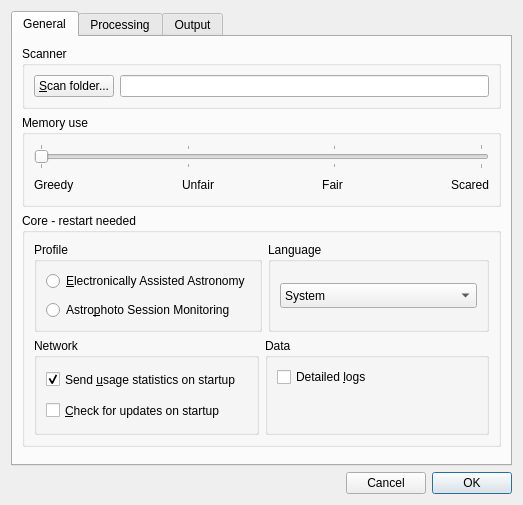
Old version of the form src/als/ui/prefs_ui.ui in the repository deufrai/als.
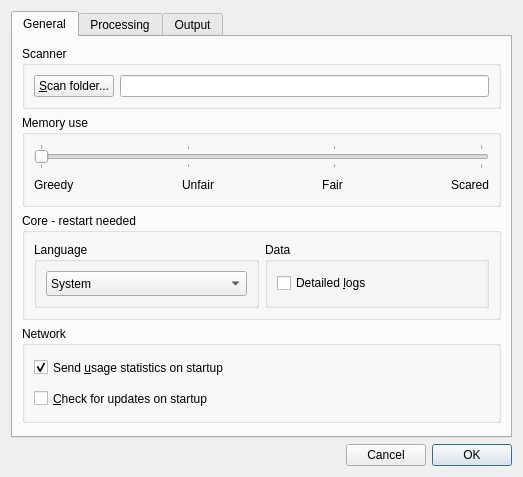
New version of the form. The open tabs and pages were chosen to show the change.

Commit message: move profiles settings to main controls

The edit to the form file:
```diff
--- a/src/als/ui/prefs_ui.ui
+++ b/src/als/ui/prefs_ui.ui
@@ -7,7 +7,7 @@
     <x>0</x>
     <y>0</y>
     <width>523</width>
-    <height>505</height>
+    <height>477</height>
    </rect>
   </property>
   <property name="minimumSize">
@@ -38,7 +38,7 @@
       <attribute name="title">
        <string>General</string>
       </attribute>
-      <layout class="QVBoxLayout" name="verticalLayout_15">
+      <layout class="QVBoxLayout" name="verticalLayout_9">
        <item>
         <widget class="QGroupBox" name="scannerBox">
          <property name="title">
@@ -190,35 +190,7 @@
          </property>
          <layout class="QVBoxLayout" name="verticalLayout_11">
           <item>
-           <layout class="QHBoxLayout" name="horizontalLayout_6">
-            <item>
-             <widget class="QGroupBox" name="grp_profile">
-              <property name="title">
-               <string>Profile</string>
-              </property>
-              <layout class="QVBoxLayout" name="verticalLayout_9">
-               <property name="spacing">
-                <number>9</number>
-               </property>
-               <item>
-                <widget class="QRadioButton" name="rd_visual_profile">
-                 <property name="text">
-                  <string>&amp;Electronically Assisted Astronomy</string>
-                 </property>
-                </widget>
-               </item>
-               <item>
-                <widget class="QRadioButton" name="rd_photo_profile">
-                 <property name="text">
-                  <string>Astro&amp;photo Session Monitoring</string>
-                 </property>
-                </widget>
-               </item>
-              </layout>
-              <zorder>rd_photo_profile</zorder>
-              <zorder>rd_visual_profile</zorder>
-             </widget>
-            </item>
+           <layout class="QHBoxLayout" name="horizontalLayout_2">
             <item>
              <widget class="QGroupBox" name="groupBox_7">
               <property name="title">
@@ -258,16 +230,36 @@
               </layout>
              </widget>
             </item>
-           </layout>
-          </item>
-          <item>
-           <layout class="QHBoxLayout" name="horizontalLayout_11">
+            <item>
+             <widget class="QGroupBox" name="groupBox_12">
+              <property name="title">
+               <string>Data</string>
+              </property>
+              <layout class="QVBoxLayout" name="verticalLayout_5">
+               <item>
+                <widget class="QCheckBox" name="chk_debug_logs">
+                 <property name="layoutDirection">
+                  <enum>Qt::LeftToRight</enum>
+                 </property>
+                 <property name="text">
+                  <string>Detailed &amp;logs</string>
+                 </property>
+                </widget>
+               </item>
+              </layout>
+             </widget>
+            </item>
+           </layout>
+          </item>
+         </layout>
+        </widget>
+       </item>
             <item>
              <widget class="QGroupBox" name="groupBox_8">
               <property name="title">
                <string>Network</string>
               </property>
-              <layout class="QVBoxLayout" name="verticalLayout_5">
+         <layout class="QVBoxLayout" name="verticalLayout_7">
                <item>
                 <widget class="QCheckBox" name="chk_stats">
                  <property name="minimumSize">
@@ -301,43 +293,6 @@
              </widget>
             </item>
             <item>
-             <widget class="QGroupBox" name="groupBox_12">
-              <property name="title">
-               <string>Data</string>
-              </property>
-              <layout class="QVBoxLayout" name="verticalLayout_7">
-               <item>
-                <widget class="QCheckBox" name="chk_debug_logs">
-                 <property name="layoutDirection">
-                  <enum>Qt::LeftToRight</enum>
-                 </property>
-                 <property name="text">
-                  <string>Detailed &amp;logs</string>
-                 </property>
-                </widget>
-               </item>
-               <item>
-                <spacer name="verticalSpacer_4">
-                 <property name="orientation">
-                  <enum>Qt::Vertical</enum>
-                 </property>
-                 <property name="sizeHint" stdset="0">
-                  <size>
-                   <width>20</width>
-                   <height>40</height>
-                  </size>
-                 </property>
-                </spacer>
-               </item>
-              </layout>
-             </widget>
-            </item>
-           </layout>
-          </item>
-         </layout>
-        </widget>
-       </item>
-       <item>
         <spacer name="verticalSpacer_3">
          <property name="orientation">
           <enum>Qt::Vertical</enum>
```
Left out of the diff: 6 changed lines with no effect on the pictures. Lines whose indentation alone changed are shown as unchanged. The commit also changes 12 other files.
